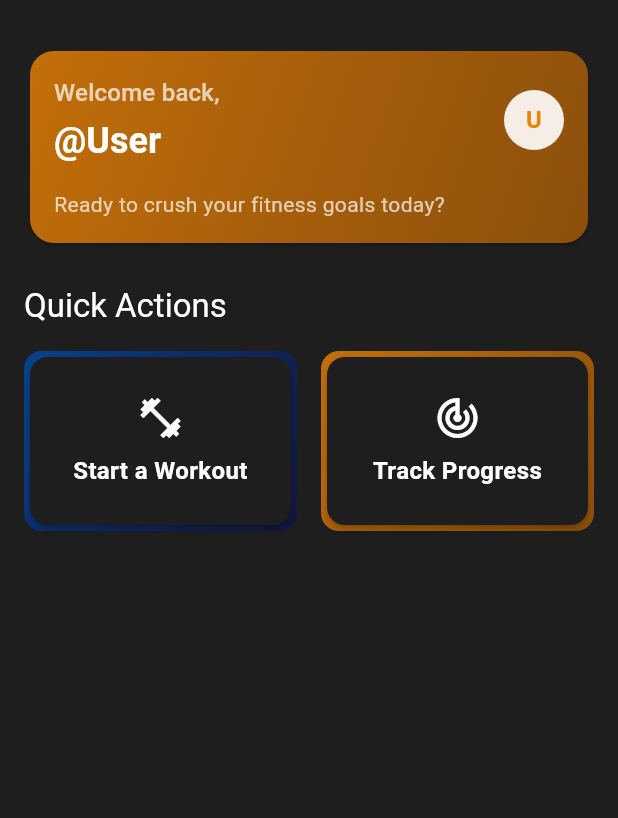
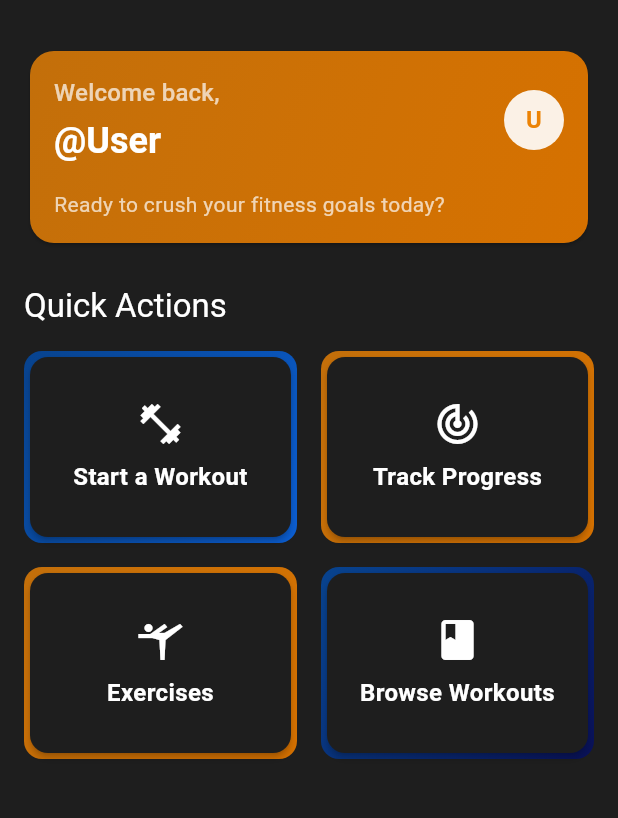
Before and after one commit to ajaparicio36/get-gains, a Flutter app: the screen it shows once a user with an empty profile is signed in, on a phone screen of 412 x 824 dp, the part 63-881 px from its top. Run offline on Flutter 3.47's test engine with Material 3 defaults, Android fonts, the phone set to English and light mode, and no system bars; our stand-ins replace cloud_firestore, firebase_auth, firebase_core, google_sign_in; accounts and stored records are empty.

Commit message:
Add exercises to home

```diff
--- a/lib/app/screens/home_screen.dart
+++ b/lib/app/screens/home_screen.dart
@@ -4,6 +4,7 @@ import '../../features/data/services/firestore_service.dart';
 import '../../features/data/models/user_model.dart';
 import '../constants/colors.dart';
 import '../../features/workout/screens/workout_screen.dart';
+import '../../features/exercises/screens/exercises_screen.dart';
 
 class HomeScreen extends StatelessWidget {
   const HomeScreen({super.key});
@@ -144,7 +145,7 @@ class HomeScreen extends StatelessWidget {
                               end: Alignment.bottomRight,
                               colors: [
                                 AppColors.secondaryColor.withOpacity(0.8),
-                                AppColors.secondaryDark.withOpacity(0.6),
+                                AppColors.secondaryDark.withOpacity(1),
                               ],
                             ),
                             borderRadius: BorderRadius.circular(16),
@@ -221,14 +222,14 @@ class HomeScreen extends StatelessWidget {
                         children: [
                           Expanded(
                             child: Container(
-                              height: 120,
+                              height: 128,
                               decoration: BoxDecoration(
                                 gradient: LinearGradient(
                                   begin: Alignment.topLeft,
                                   end: Alignment.bottomRight,
                                   colors: [
                                     AppColors.primaryColor.withOpacity(0.8),
-                                    AppColors.primaryDark.withOpacity(0.6),
+                                    AppColors.primaryLight.withOpacity(1),
                                   ],
                                 ),
                                 borderRadius: BorderRadius.circular(12),
@@ -251,14 +252,14 @@ class HomeScreen extends StatelessWidget {
                           const SizedBox(width: 16),
                           Expanded(
                             child: Container(
-                              height: 120,
+                              height: 128,
                               decoration: BoxDecoration(
                                 gradient: LinearGradient(
                                   begin: Alignment.topLeft,
                                   end: Alignment.bottomRight,
                                   colors: [
                                     AppColors.secondaryColor.withOpacity(0.8),
-                                    AppColors.secondaryDark.withOpacity(0.6),
+                                    AppColors.secondaryDark.withOpacity(1),
                                   ],
                                 ),
                                 borderRadius: BorderRadius.circular(12),
@@ -273,6 +274,70 @@ class HomeScreen extends StatelessWidget {
                               ),
                             ),
                           ),
+                        ],
+                      ),
+                      const SizedBox(height: 16),
+                      Row(
+                        children: [
+                          Expanded(
+                            child: Container(
+                              height: 128,
+                              decoration: BoxDecoration(
+                                gradient: LinearGradient(
+                                  begin: Alignment.topLeft,
+                                  end: Alignment.bottomRight,
+                                  colors: [
+                                    AppColors.secondaryColor.withOpacity(0.8),
+                                    AppColors.secondaryDark.withOpacity(1),
+                                  ],
+                                ),
+                                borderRadius: BorderRadius.circular(12),
+                              ),
+                              child: _QuickActionCard(
+                                icon: Icons.sports_gymnastics,
+                                title: 'Exercises',
+                                color: Colors.white,
+                                onTap: () {
+                                  Navigator.push(
+                                    context,
+                                    MaterialPageRoute(
+                                      builder: (context) => ExercisesScreen(),
+                                    ),
+                                  );
+                                },
+                              ),
+                            ),
+                          ),
+                          const SizedBox(width: 16),
+                          Expanded(
+                            child: Container(
+                              height: 128,
+                              decoration: BoxDecoration(
+                                gradient: LinearGradient(
+                                  begin: Alignment.topLeft,
+                                  end: Alignment.bottomRight,
+                                  colors: [
+                                    AppColors.primaryColor.withOpacity(0.8),
+                                    AppColors.primaryDark.withOpacity(1),
+                                  ],
+                                ),
+                                borderRadius: BorderRadius.circular(12),
+                              ),
+                              child: _QuickActionCard(
+                                icon: Icons.book,
+                                title: 'Browse Workouts',
+                                color: Colors.white,
+                                onTap: () {
+                                  Navigator.push(
+                                    context,
+                                    MaterialPageRoute(
+                                      builder: (context) => ExercisesScreen(),
+                                    ),
+                                  );
+                                },
+                              ),
+                            ),
+                          ), // Empty space for symmetry
                         ],
                       ),
                     ],
```
